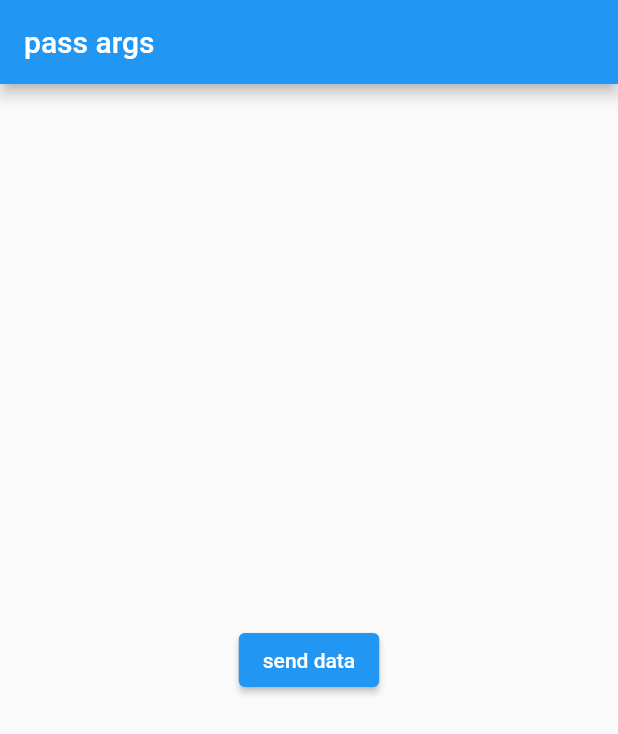
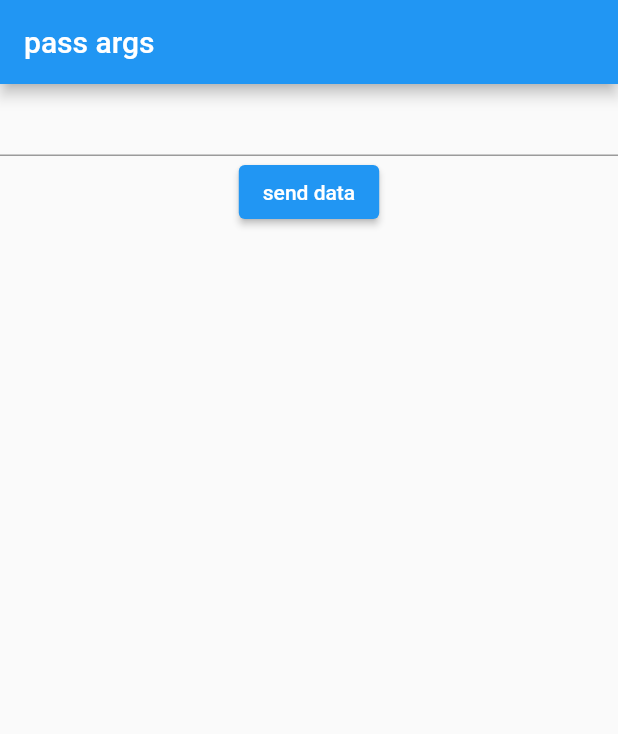
Before and after one commit to abdultanveer/manapuramb2, a Flutter app: the PassArgsScreen screen opened directly, after a tap on "send data", on a phone screen of 412 x 824 dp. Shown: the top 734 px of the screen. Run offline on Flutter 3.47's test engine with Material 2 defaults, Android fonts, the light colour scheme and no system bars.

Commit message:
passing data from textfield to the next screen

```diff
--- a/lib/screens/navigation/pass_args.dart
+++ b/lib/screens/navigation/pass_args.dart
@@ -14,19 +14,27 @@ class PassArgsScreen extends StatelessWidget {
 
   @override
   Widget build(BuildContext context) {
+    var controller = TextEditingController();
     return Scaffold(
       appBar: AppBar(title: Text('pass args'),),
-      body: Center(
+      body: Column(
+        children: [
+          TextField(
+            controller: controller,
+          ),
+          Center(
             child: ElevatedButton(
               onPressed: (){
                 Navigator.pushNamed(
                     context,
                     ExtractScreenArgs.routeName,
-                arguments: ScreenArgsBox("my title","my message"));
+                    arguments: ScreenArgsBox("my title",controller.text));
               },
               child: Text('send data'),
             ),
           ),
+        ],
+      ),
     );
   }
 }
```
Lines whose indentation alone changed are shown as unchanged.
